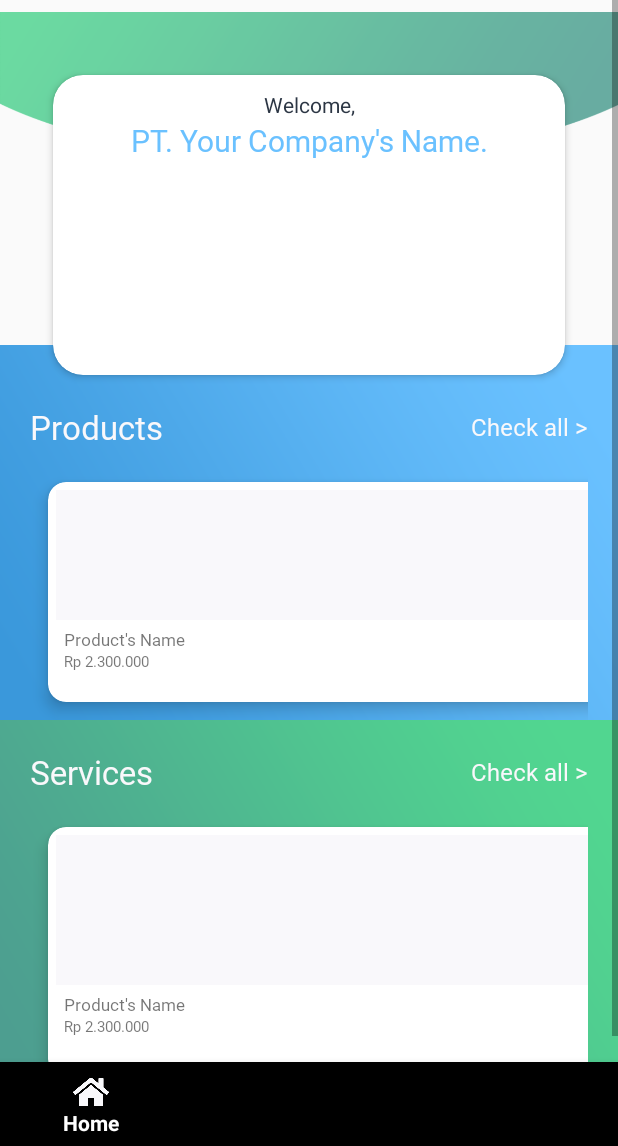
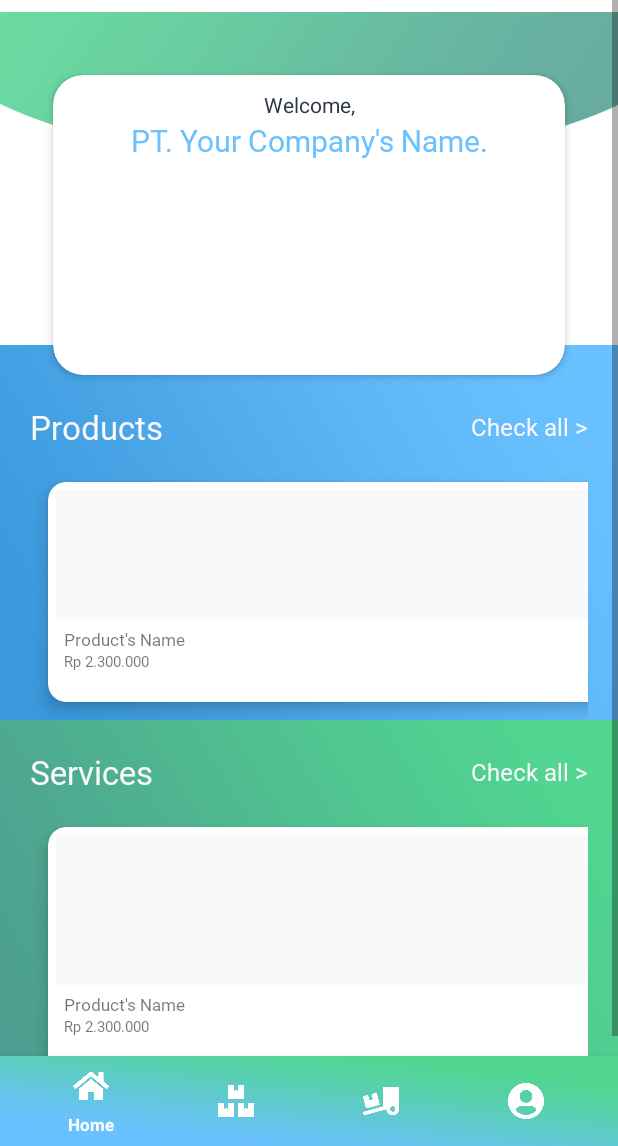
Before and after one commit to Ruriia/ProjectMobile, an Android app: the ActivityLoader screen opened directly, with no data from a screen before it, on a phone screen of 412 x 824 dp, the part 90-1236 px from its top. Run offline under Robolectric (Android 15) with nearby library versions, the phone set to English and light mode, and no system bars; Roboto replaces fonts that are not available here.

Commit message:
navbar update

```diff
--- a/app/src/main/java/finalproject/cargo/ActivityLoader.java
+++ b/app/src/main/java/finalproject/cargo/ActivityLoader.java
@@ -11,6 +11,8 @@ import android.view.Menu;
 import android.view.MenuInflater;
 import android.view.View;
 import android.widget.ImageButton;
+
+import com.google.android.material.bottomnavigation.BottomNavigationView;
 
 public class ActivityLoader extends AppCompatActivity {
 
@@ -29,6 +31,7 @@ public class ActivityLoader extends AppCompatActivity {
         //MenuInflater inflater = getMenuInflater();
         //inflater.inflate(R.menu.botnavbar, );
 
+        BottomNavigationView botnav = findViewById(R.id.bottom_navigation);
     }
 
 
--- a/app/src/main/res/layout/activity_loader.xml
+++ b/app/src/main/res/layout/activity_loader.xml
@@ -8,17 +8,22 @@
 
     <RelativeLayout
         android:layout_width="match_parent"
-        android:layout_height="match_parent">
+        android:layout_height="match_parent"
+        android:background="#ffffff">
 
         <com.google.android.material.bottomnavigation.BottomNavigationView
 
             android:id="@+id/bottom_navigation"
             android:layout_width="match_parent"
-            android:layout_height="wrap_content"
+            android:layout_height="60dp"
             android:layout_alignParentBottom="true"
-            android:background="#000000"
+            android:background="@drawable/welcome_gradient"
             app:itemTextColor="@android:color/white"
+            app:itemIconTint="@android:color/white"
             app:menu="@menu/botnavbar"
+            app:itemTextAppearanceActive="@style/BottomNavigationView.Active"
+            app:itemTextAppearanceInactive="@style/BottomNavigationView"
+
             />
 
         <LinearLayout
--- a/app/src/main/res/menu/botnavbar.xml
+++ b/app/src/main/res/menu/botnavbar.xml
@@ -6,26 +6,30 @@
         android:icon="@drawable/homehdpi"
         android:enabled="true"
         android:title="Home"
-        app:showAsAction="always" />
+
+        />
 
     <item
         android:id="@+id/action_product"
         android:icon="@drawable/productshdpi"
         android:enabled="true"
         android:title="Products"
-        app:showAsAction="always"/>
+        android:iconTintMode="screen"
+        android:iconTint="@color/colorPrimaryGreen"
+        />
 
     <item
         android:id="@+id/action_services"
         android:icon="@drawable/services_1hdpi"
         android:enabled="true"
         android:title="Services"
-        app:showAsAction="always"/>
+        />
 
     <item
         android:id="@+id/action_account"
         android:icon="@drawable/accounthdpi"
         android:enabled="true"
         android:title="Accounts"
-        app:showAsAction="always"/>
+
+        />
 </menu>
--- a/app/src/main/res/values/styles.xml
+++ b/app/src/main/res/values/styles.xml
@@ -8,5 +8,11 @@
         <item name="colorAccent">@color/colorAccent</item>
         <item name="android:fontFamily">@font/overlock</item>
     </style>
+    <style name="BottomNavigationView" parent="@style/TextAppearance.AppCompat.Caption">
+        <item name="android:textSize">10sp</item>
+    </style>
 
+    <style name="BottomNavigationView.Active" parent="@style/TextAppearance.AppCompat.Caption">
+        <item name="android:textSize">11sp</item>
+    </style>
 </resources>
```
